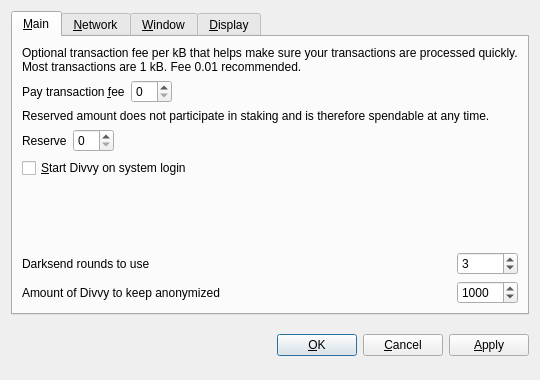
Above: src/qt/forms/optionsdialog.ui from CryptoProf1/divvy before the change. Below: the same form after it.
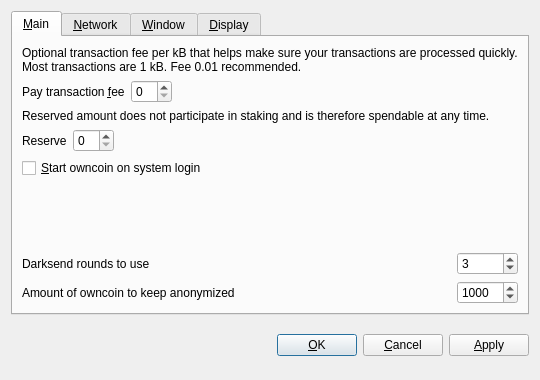
That is the form after the change. Custom widgets are drawn as their Qt base class.

What changed in the file:
```diff
--- a/src/qt/forms/optionsdialog.ui
+++ b/src/qt/forms/optionsdialog.ui
@@ -128,7 +128,7 @@
           <string>Automatically start Divvy after logging in to the system.</string>
          </property>
          <property name="text">
-          <string>&amp;Start Divvy on system login</string>
+          <string>&amp;Start owncoin on system login</string>
          </property>
         </widget>
        </item>
@@ -186,7 +186,7 @@
           <string notr="true"/>
          </property>
          <property name="text">
-          <string>Amount of Divvy to keep anonymized</string>
+          <string>Amount of owncoin to keep anonymized</string>
          </property>
         </widget>
        </item>
```
Left out of the diff: 10 changed lines with no effect on the pictures.
